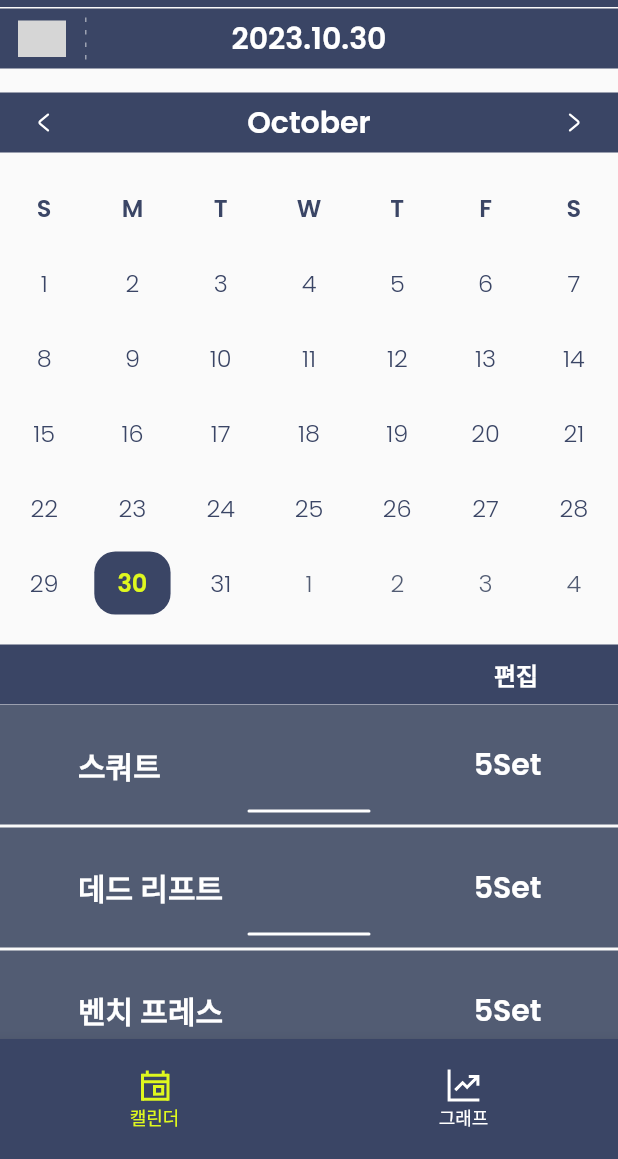
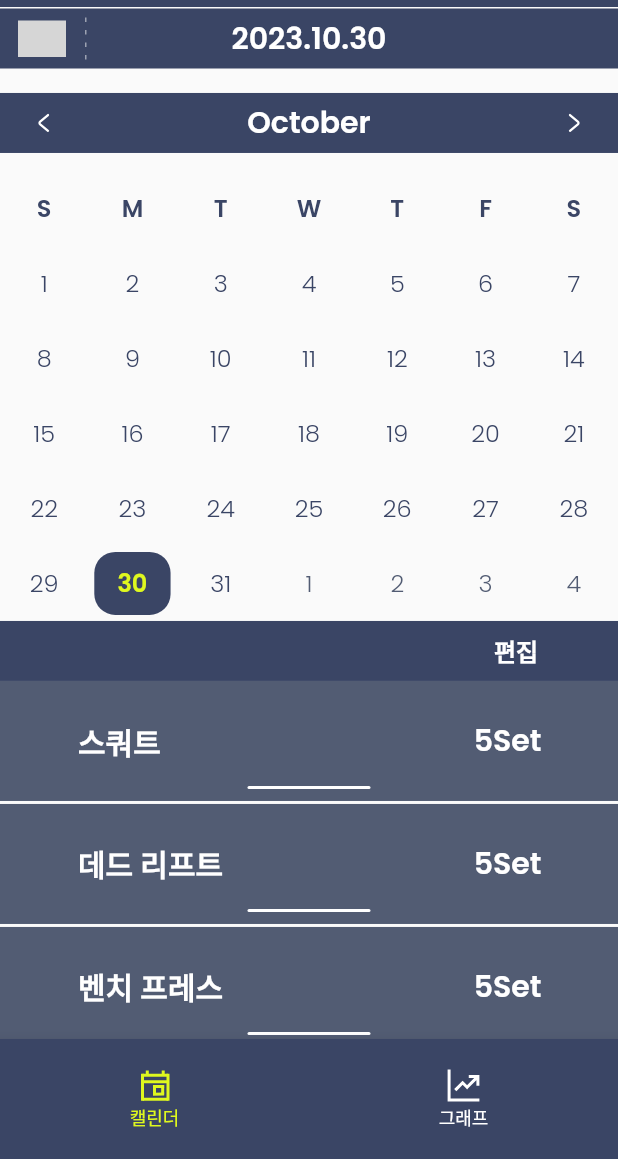
Before and after one commit to jeomgymjeok-gwabuha/jeomgymjeok_gwabuha_front_mobile, a Flutter app: the screen it shows after launch, on a phone screen of 412 x 824 dp, the part 77-1236 px from its top. Run offline on Flutter 3.47's test engine with Material 2 defaults, Android fonts, the phone set to English and light mode, and no system bars; drawn by our look-alikes of table_calendar; our stand-ins replace flutter_svg, google_fonts; grey boxes are pictures that could not be loaded.

Commit message:
change align column to stack

```diff
--- a/lib/widgets/calendar.dart
+++ b/lib/widgets/calendar.dart
@@ -25,72 +25,18 @@ class _CalendarState extends State<Calendar> {
   @override
   Widget build(BuildContext context) {
     final double fullWidth = MediaQuery.of(context).size.width;
-    // TODO: implement build
-    return Column(
+
+    return Stack(
       children: [
-        const SizedBox(height: 1),
-        Container(
-          width: fullWidth,
-          height: 40,
-          color: pallete[Pallete.deepNavy],
-          child: Stack(
-            children: [
-              Positioned(
-                top: 0,
-                left: 0,
-                child: SizedBox(
-                  width: fullWidth,
-                  height: 40,
-                  child: Center(
-                    child: Text(
-                      DateFormat('yyyy.MM.dd').format(_selectedDay),
-                      style: types[Types.semi_lg]!.copyWith(
-                        color: pallete[Pallete.white],
-                      ),
-                      textAlign: TextAlign.center,
-                    ),
-                  ),
+        Positioned.fill(
+          child: Container(
+            color: Colors.transparent,
           ),
         ),
         Positioned(
-                top: 0,
-                bottom: 0,
-                left: 0,
-                child: Container(
-                  width: 56,
-                  height: 40,
-                  alignment: Alignment.center,
-                  // clipBehavior: Clip.hardEdge,
-                  child: IconButton(
-                    onPressed: () {},
-                    icon: SvgPicture.asset(
-                      'assets/icons/toggle_calendar_btn.svg',
-                    ),
-                    splashColor: Colors.transparent,
-                    highlightColor: Colors.transparent,
-                  ),
-                ),
-              ),
-              Positioned(
-                top: 0,
-                bottom: 0,
-                left: 57,
           child: Padding(
-                  padding: const EdgeInsets.symmetric(
-                    vertical: 6,
-                  ),
-                  child: VerticalDottedDivider(
-                    color: pallete[Pallete.white],
-                    space: 0.5,
-                    length: 3,
-                  ),
-                ),
-              ),
-            ],
-          ),
-        ),
-        const SizedBox(height: 16),
-        TableCalendar(
+            padding: const EdgeInsets.only(top: 57.31),
+            child: TableCalendar(
               firstDay: DateTime(1800),
               lastDay: DateTime(3000),
               focusedDay: _focusedDay,
@@ -121,8 +67,10 @@ class _CalendarState extends State<Calendar> {
                 decoration: BoxDecoration(
                   color: pallete[Pallete.deepNavy],
                 ),
-            leftChevronIcon: SvgPicture.asset('assets/icons/arrow-left.svg'),
-            rightChevronIcon: SvgPicture.asset('assets/icons/arrow-right.svg'),
+                leftChevronIcon:
+                    SvgPicture.asset('assets/icons/arrow-left.svg'),
+                rightChevronIcon:
+                    SvgPicture.asset('assets/icons/arrow-right.svg'),
               ),
               calendarBuilders: CalendarBuilders(
                 defaultBuilder: (context, day, focusedDay) {
@@ -209,7 +157,77 @@ class _CalendarState extends State<Calendar> {
                 },
               ),
             ),
-        const SizedBox(height: 16),
+          ),
+        ),
+        Positioned(
+          top: 1,
+          left: 0,
+          child: Column(
+            children: [
+              Container(
+                width: fullWidth,
+                height: 40,
+                color: pallete[Pallete.deepNavy],
+                child: Stack(
+                  children: [
+                    Positioned(
+                      top: 0,
+                      left: 0,
+                      child: SizedBox(
+                        width: fullWidth,
+                        height: 40,
+                        child: Center(
+                          child: Text(
+                            DateFormat('yyyy.MM.dd').format(_selectedDay),
+                            style: types[Types.semi_lg]!.copyWith(
+                              color: pallete[Pallete.white],
+                            ),
+                            textAlign: TextAlign.center,
+                          ),
+                        ),
+                      ),
+                    ),
+                    Positioned(
+                      top: 0,
+                      bottom: 0,
+                      left: 0,
+                      child: Container(
+                        width: 56,
+                        height: 40,
+                        alignment: Alignment.center,
+                        child: IconButton(
+                          onPressed: () {},
+                          icon: SvgPicture.asset(
+                            'assets/icons/toggle_calendar_btn.svg',
+                          ),
+                          splashColor: Colors.transparent,
+                          highlightColor: Colors.transparent,
+                        ),
+                      ),
+                    ),
+                    Positioned(
+                      top: 0,
+                      bottom: 0,
+                      left: 57,
+                      child: Padding(
+                        padding: const EdgeInsets.symmetric(
+                          vertical: 6,
+                        ),
+                        child: VerticalDottedDivider(
+                          color: pallete[Pallete.white],
+                          space: 0.5,
+                          length: 3,
+                        ),
+                      ),
+                    ),
+                  ],
+                ),
+              ),
+              const SizedBox(height: 4),
+              // Container(width: fullWidth, height: 200, color: Colors.red),
+            ],
+          ),
+        ),
       ],
     );
   }
```
Lines whose indentation alone changed are shown as unchanged.
